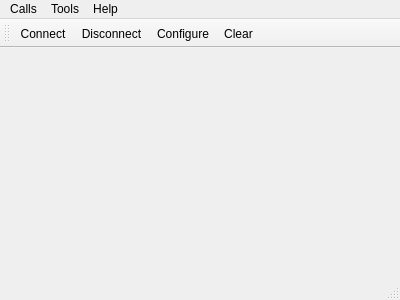
Old version of the form level_gage_test/mainwindow.ui in the repository nowhard/LEVEL_GAGE_TEST_QT.
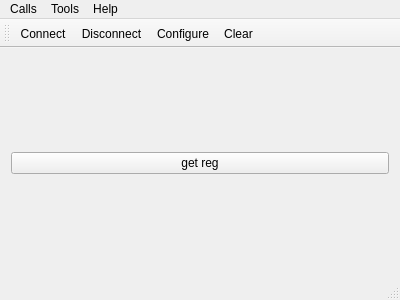
New version of the form. Icons and pictures are not drawn.

The edit to the form file:
```diff
--- a/level_gage_test/mainwindow.ui
+++ b/level_gage_test/mainwindow.ui
@@ -14,7 +14,15 @@
    <string>Simple Terminal</string>
   </property>
   <widget class="QWidget" name="centralWidget">
-   <layout class="QVBoxLayout" name="verticalLayout"/>
+   <layout class="QVBoxLayout" name="verticalLayout">
+    <item>
+     <widget class="QPushButton" name="getRtuRegister">
+      <property name="text">
+       <string>get reg</string>
+      </property>
+     </widget>
+    </item>
+   </layout>
   </widget>
   <widget class="QMenuBar" name="menuBar">
    <property name="geometry">
```
Left out of the diff: 16 changed lines with no effect on the pictures.
